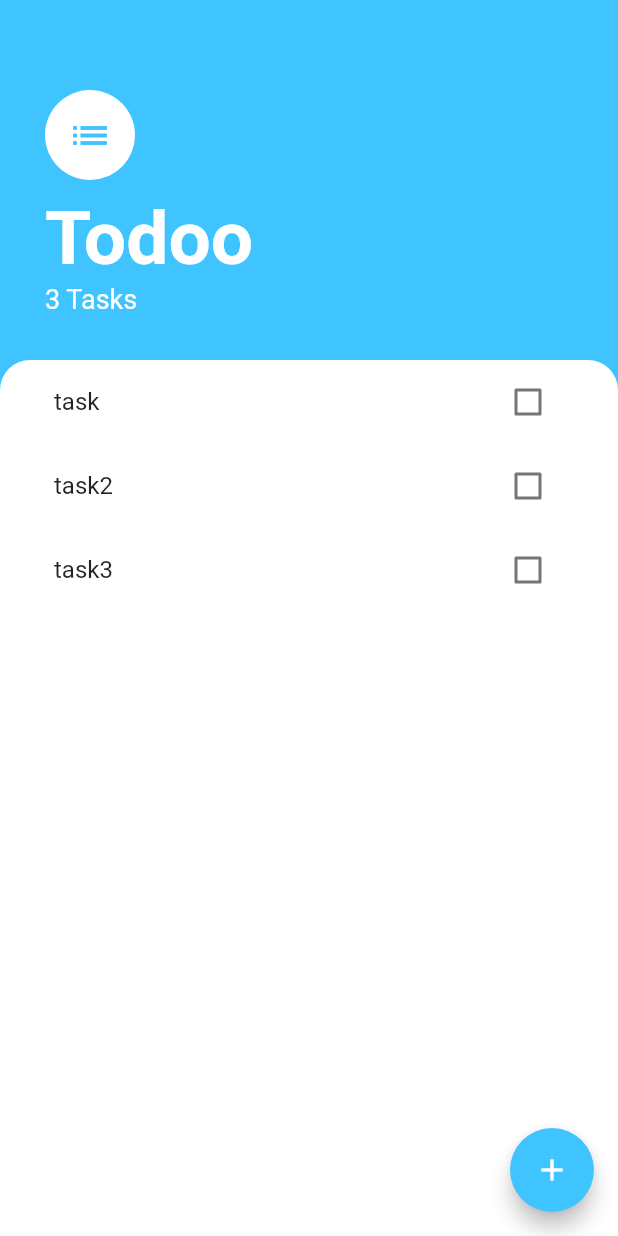
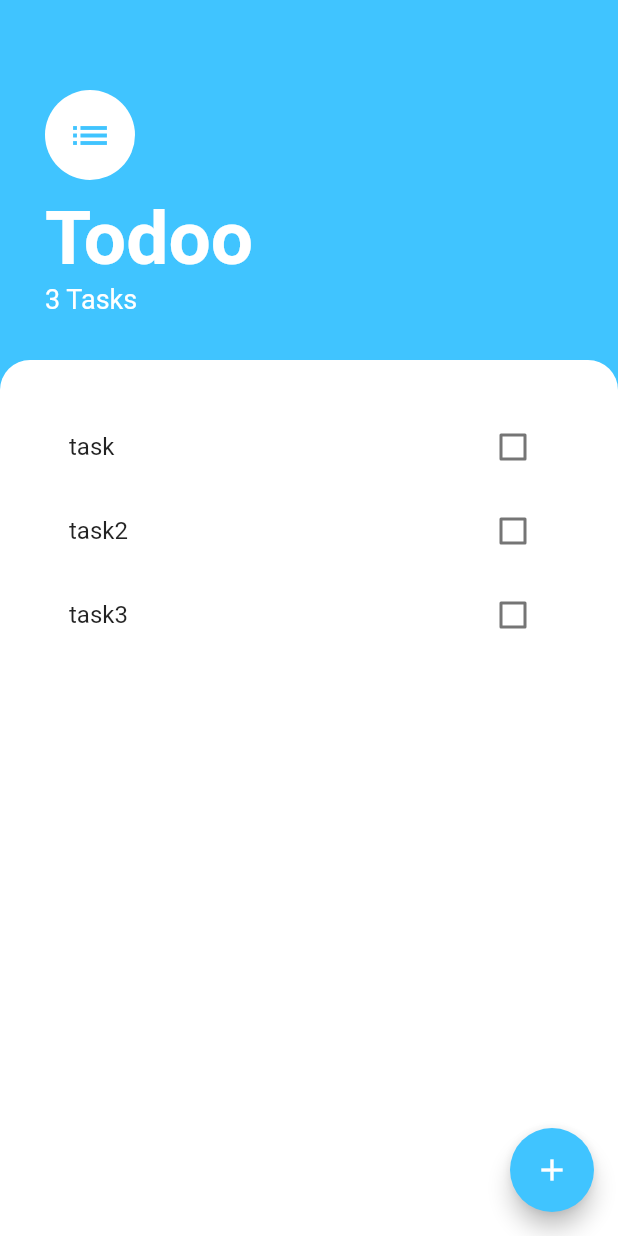
Before and after one commit to mqkotoo/Todo_app02, a Flutter app: the screen it shows after launch, on a phone screen of 412 x 824 dp. Run offline on Flutter 3.47's test engine with Material 2 defaults, Android fonts, the phone set to English and light mode, and no system bars.

Commit message:
add task delete function

```diff
--- a/lib/screens/tasks_screen.dart
+++ b/lib/screens/tasks_screen.dart
@@ -68,7 +68,7 @@ class TasksScreen extends StatelessWidget {
           ),
           Expanded(
             child: Container(
-              padding: EdgeInsets.symmetric(horizontal: 20.0),
+              padding: EdgeInsets.symmetric(horizontal: 30.0,vertical: 30),
               decoration: BoxDecoration(
                 color: Colors.white,
                 borderRadius: BorderRadius.only(
--- a/lib/widgets/tasks_list.dart
+++ b/lib/widgets/tasks_list.dart
@@ -5,29 +5,27 @@ import 'package:provider/provider.dart';
 import '../models/task_data.dart';
 
 class TasksList extends StatelessWidget {
-
   @override
   Widget build(BuildContext context) {
     return Consumer<TaskData>(
       builder: (context, taskData, child) {
         return ListView.builder(
           itemBuilder: (context, index) {
+            final task = taskData.tasks[index];
             return TaskTile(
-              isChecked: taskData.tasks[index].isDone,
-              taskTitle: taskData.tasks[index].name,
+              isChecked: task.isDone,
+              taskTitle: task.name,
               checkboxCallback: (checkboxState) {
-                // setState(
-                //   () {
-                //     widget.tasks[index].toggleDone();
-                //   },
-                // );
+                taskData.updateTask(task);
+              },
+              longPressCallback: () {
+                taskData.deleteTask(task);
               },
             );
           },
           itemCount: taskData.taskCount,
         );
       },
-
     );
   }
 }
--- a/lib/widgets/tasks_tile.dart
+++ b/lib/widgets/tasks_tile.dart
@@ -4,12 +4,14 @@ class TaskTile extends StatelessWidget {
   final bool isChecked;
   final String taskTitle;
   final void Function(bool?) checkboxCallback;
+  final void Function() longPressCallback;
 
-  TaskTile({required this.isChecked,required this.taskTitle,required this.checkboxCallback});
+  TaskTile({required this.isChecked,required this.taskTitle,required this.checkboxCallback,required this.longPressCallback});
 
   @override
   Widget build(BuildContext context) {
-    return ListTile(
+    return Container(
+      child: ListTile(
         title: Text(
           taskTitle,
           style: TextStyle(
@@ -20,6 +22,8 @@ class TaskTile extends StatelessWidget {
           value: isChecked,
           onChanged: checkboxCallback,
         ),
+        onLongPress: longPressCallback,
+      ),
     );
   }
 }
```
Also changed, not shown: lib/models/task_data.dart (+10 -0 lines). Lines whose indentation alone changed are shown as unchanged.
